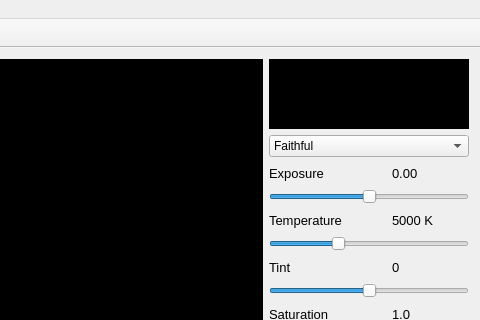
First picture: the form in platform/qt/MainWindow.ui, repository ilia3101/MLV-App, before the edit; both pictures show x 717 to 1197 and y 0 to 320 of the 1197 by 901 pixel window.
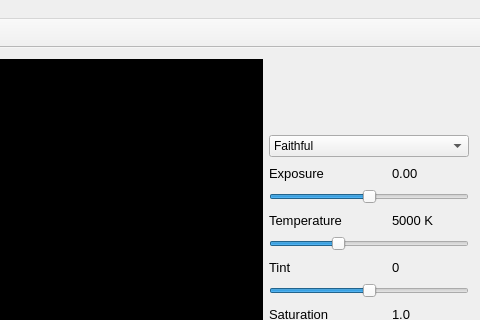
Second picture: the form after the edit. Icons and pictures are not drawn.

Commit message: QtApp: Histogram performance optimization

Diff of the .ui file:
```diff
--- a/platform/qt/MainWindow.ui
+++ b/platform/qt/MainWindow.ui
@@ -51,7 +51,7 @@
     <item row="0" column="1">
      <layout class="QVBoxLayout" name="verticalLayout_2">
       <item>
-       <widget class="QFrame" name="frameHistogram">
+       <widget class="QLabel" name="labelHistogram">
         <property name="minimumSize">
          <size>
           <width>200</width>
@@ -64,18 +64,18 @@
           <height>70</height>
          </size>
         </property>
-        <property name="styleSheet">
-         <string notr="true">background-color: rgb(0, 0, 0);</string>
-        </property>
-        <property name="frameShape">
-         <enum>QFrame::NoFrame</enum>
-        </property>
-        <property name="frameShadow">
-         <enum>QFrame::Plain</enum>
-        </property>
         <property name="lineWidth">
          <number>0</number>
         </property>
+        <property name="text">
+         <string/>
+        </property>
+        <property name="pixmap">
+         <pixmap resource="ressources.qrc">:/IMG/IMG/Histogram.png</pixmap>
+        </property>
+        <property name="alignment">
+         <set>Qt::AlignCenter</set>
+        </property>
        </widget>
       </item>
       <item>
```
The commit also changes 6 other files.
